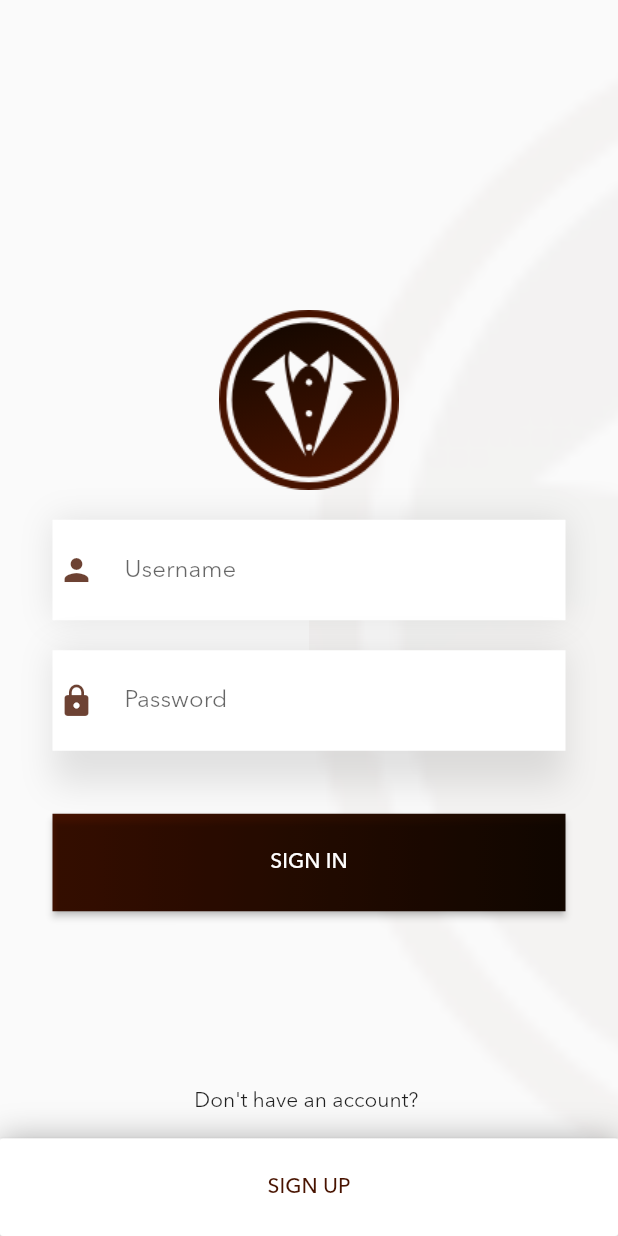
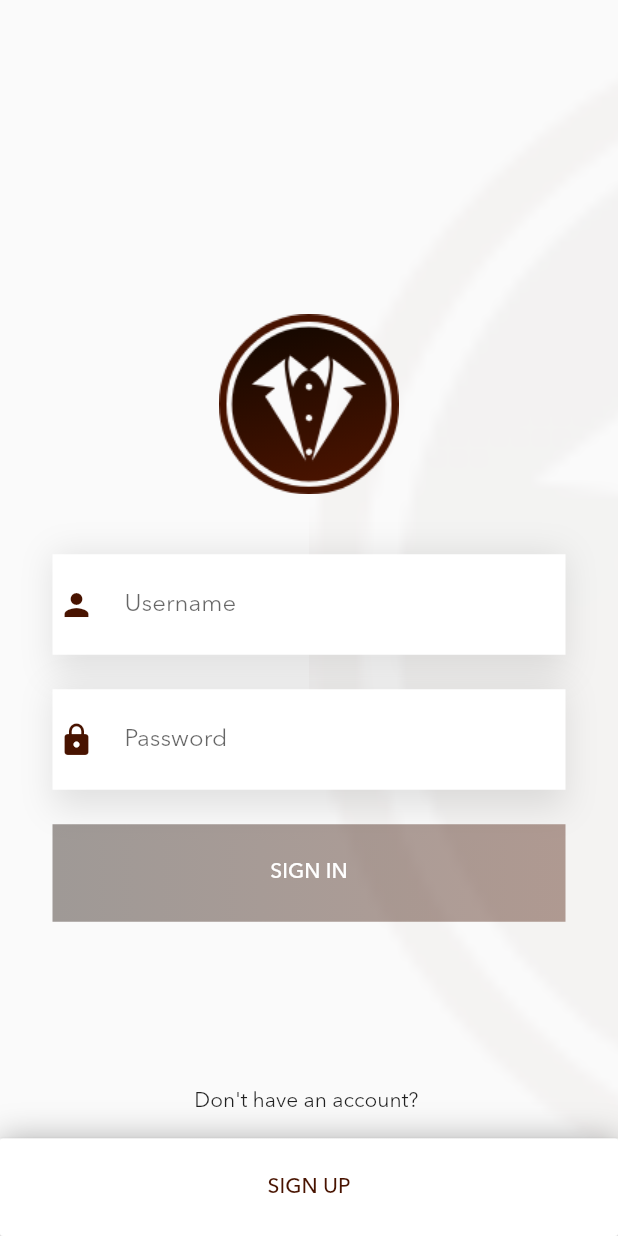
Before and after one commit to shamnex/wears, a Flutter app: the screen it shows after launch, on a phone screen of 412 x 824 dp. Run offline on Flutter 3.47's test engine with Material 2 defaults, Android fonts, the phone set to English and light mode, and no system bars; our stand-ins replace rxdart.

Commit message:
Refactored Login Screen

```diff
--- a/lib/src/app.dart
+++ b/lib/src/app.dart
@@ -1,4 +1,5 @@
 import 'package:flutter/material.dart';
+import 'blocs/login_provider.dart';
 import '../data/constants.dart';
 // import './screens/welcome_screen.dart';
 import './screens/login_screen.dart';
@@ -6,7 +7,7 @@ import './screens/login_screen.dart';
 class App extends StatelessWidget {
   Widget build(BuildContext context) {
     return MaterialApp(
-      home: LoginScreen(),
+      home: LoginProvider(child:LoginScreen()),
       theme: ThemeData(
         iconTheme: IconThemeData(color: AppColors.primary),
         backgroundColor: AppColors.background,
--- /dev/null
+++ b/lib/src/blocs/login_provider.dart
@@ -0,0 +1,17 @@
+import 'package:flutter/material.dart';
+import 'login_bloc.dart';
+
+class LoginProvider extends InheritedWidget {
+  LoginProvider({Key key, Widget child}) : super(key: key, child: child);
+
+  updateShouldNotify(Widget oldWidget) {
+    return true;
+  }
+
+  final bloc = LoginBloc();
+
+  static LoginBloc of(BuildContext context) {
+    return (context.inheritFromWidgetOfExactType(LoginProvider)
+            as LoginProvider).bloc;
+  }
+}
--- a/lib/src/screens/login_screen.dart
+++ b/lib/src/screens/login_screen.dart
@@ -1,9 +1,12 @@
 import 'package:flutter/material.dart';
+import '../blocs/login_provider.dart';
+import '../blocs/login_bloc.dart';
 import '../widgets/buttons.dart';
 
 class LoginScreen extends StatelessWidget {
   @override
   Widget build(BuildContext context) {
+    LoginBloc bloc = LoginProvider.of(context);
     return Material(
         child: Stack(
       children: <Widget>[
@@ -24,9 +27,9 @@ class LoginScreen extends StatelessWidget {
             mainAxisAlignment: MainAxisAlignment.center,
             children: <Widget>[
               Image.asset("assets/graphics/logo_color.png"),
-              buildUsername(context),
-              buildPassword(context),
-              DefaultButton("SIGN IN", 10.0, () {}),
+              buildUsername(bloc),
+              buildPassword(bloc),
+              builtButton(bloc)
             ],
           ),
         ),
@@ -41,21 +44,27 @@ class LoginScreen extends StatelessWidget {
     ));
   }
 
-  Widget buildUsername(context) {
+  Widget buildUsername(LoginBloc bloc) {
+    return StreamBuilder(
+      stream: bloc.username$,
+      builder: (BuildContext context, AsyncSnapshot<String> snapshot) {
         return Container(
-      margin: EdgeInsets.symmetric(vertical: 20.0),
-
+          height: 80.0,
+          margin: EdgeInsets.fromLTRB(0.0, 40.0, 0.0, 10.0),
           decoration: BoxDecoration(
             // border: Border.all(color: Colors.red, width: 0.5),
             boxShadow: [
               BoxShadow(
-              color: Colors.black.withOpacity(0.1),
+                  color: snapshot.hasError
+                      ? Colors.red.withOpacity(0.1)
+                      : Colors.black.withOpacity(0.1),
                   spreadRadius: 0.0,
                   offset: Offset.zero,
                   blurRadius: 18.0),
             ],
           ),
           child: TextField(
+            onChanged: bloc.changeUsername$,
             keyboardType: TextInputType.text,
             decoration: InputDecoration(
                 contentPadding: const EdgeInsets.symmetric(
@@ -65,31 +74,42 @@ class LoginScreen extends StatelessWidget {
                 border: InputBorder.none,
                 filled: true,
                 fillColor: Colors.white,
+                errorText: snapshot.error,
+                errorStyle: TextStyle(),
                 hintText: 'Username',
                 prefixIcon: Padding(
                   padding: EdgeInsets.only(right: 16.0),
                   child: Icon(
                     Icons.person,
-                color: Theme.of(context).primaryColor.withOpacity(0.8),
+                    color: snapshot.hasError
+                        ? Colors.red
+                        : Theme.of(context).primaryColor,
                   ),
                 )),
           ),
         );
+      },
+    );
   }
 
-  Widget buildPassword(context) {
+  Widget buildPassword(LoginBloc bloc) {
+    return StreamBuilder(
+      stream: bloc.password$,
+      builder: (BuildContext context, AsyncSnapshot<String> snapshot) {
         return Container(
+          height: 80.0,
           margin: EdgeInsets.only(bottom: 10.0),
           decoration: BoxDecoration(boxShadow: [
             BoxShadow(
-          color: Colors.black.withOpacity(0.1),
+                color: snapshot.hasError
+                    ? Colors.red.withOpacity(0.1)
+                    : Colors.black.withOpacity(0.1),
                 spreadRadius: 0.0,
                 offset: Offset.zero,
-          blurRadius: 18.0,
-        ),
+                blurRadius: 18.0),
           ]),
           child: TextField(
-        // onChanged: ,
+            onChanged: bloc.changePassword$,
             keyboardType: TextInputType.text,
             obscureText: true,
             decoration: InputDecoration(
@@ -97,21 +117,39 @@ class LoginScreen extends StatelessWidget {
                 vertical: 24.0,
                 horizontal: 16.0,
               ),
-          errorText: "",
+              errorText: snapshot.error,
               border: InputBorder.none,
-
               filled: true,
               fillColor: Colors.white,
               hintText: 'Password',
+              hintStyle: TextStyle(),
               prefixIcon: Padding(
                 padding: EdgeInsets.only(right: 16.0),
                 child: Icon(
                   Icons.lock,
-              color: Theme.of(context).primaryColor.withOpacity(0.8),
+                  color: snapshot.hasError
+                      ? Colors.red
+                      : Theme.of(context).primaryColor,
                 ),
               ),
             ),
           ),
         );
+      },
+    );
+  }
+
+  Widget builtButton(LoginBloc bloc) {
+    return StreamBuilder(
+      stream: bloc.submitValid,
+      builder: (context, AsyncSnapshot<bool> snapshot) {
+
+        return DefaultButton(
+          text: Text("SIGN IN"),
+          onPressed: snapshot.hasData ? bloc.submit : null,
+          isDisabled: !snapshot.hasData,
+        );
+      },
+    );
   }
 }
--- a/lib/src/widgets/buttons.dart
+++ b/lib/src/widgets/buttons.dart
@@ -7,20 +7,20 @@ class OutLineButton extends StatelessWidget {
 
   @override
   Widget build(BuildContext context) {
-    return  InkWell(
+    return InkWell(
       highlightColor: Colors.red,
       onTap: () => _onTap(),
-      child:  Container(
+      child: Container(
         height: 70.0,
         width: MediaQuery.of(context).size.width,
-        padding:  EdgeInsets.all(28.0),
-        decoration:  BoxDecoration(
-          border:  Border.all(color: Colors.white, width: 2.0),
+        padding: EdgeInsets.all(28.0),
+        decoration: BoxDecoration(
+          border: Border.all(color: Colors.white, width: 2.0),
         ),
-        child:  Center(
-          child:  Text(
+        child: Center(
+          child: Text(
             _buttonText,
-            style:  TextStyle(
+            style: TextStyle(
               color: Colors.white,
               fontSize: 14.0,
             ),
@@ -32,31 +32,39 @@ class OutLineButton extends StatelessWidget {
 }
 
 class DefaultButton extends StatelessWidget {
-  final String _buttonText;
-  final VoidCallback _onTap;
-  final double _marginTopBottom;
-  DefaultButton(this._buttonText, this._marginTopBottom, this._onTap);
+  final Widget text;
+  final Function onPressed;
+  final bool isDisabled;
+
+  DefaultButton({this.text, this.onPressed, this.isDisabled});
 
   @override
   Widget build(BuildContext context) {
-    return  Padding(
-      padding:  EdgeInsets.symmetric(vertical: _marginTopBottom),
-      child:  Container(
-        decoration:  BoxDecoration(
-            gradient:  LinearGradient(
+    return Container(
+      decoration: BoxDecoration(
+        gradient: LinearGradient(
           begin: Alignment.centerLeft,
           end: Alignment.centerRight,
-                colors: [const Color(0xFF481300), const Color(0xFF160800)])),
-        child:  MaterialButton(
+          colors: isDisabled
+              ? [
+                  const Color(0xFF160800).withOpacity(0.4),
+                  const Color(0xFF481300).withOpacity(0.4),
+                ]
+              : [
+                  const Color(0xFF160800),
+                  const Color(0xFF481300),
+                ],
+        ),
+      ),
+      child: MaterialButton(
         color: Colors.transparent,
         textColor: Colors.white,
         minWidth: MediaQuery.of(context).size.width,
         padding: const EdgeInsets.all(10.0),
         height: 65.0,
         textTheme: ButtonTextTheme.accent,
-          child:  Text(_buttonText),
-          onPressed: () => _onTap(),
-        ),
+        child: text,
+        onPressed: onPressed,
       ),
     );
   }
@@ -69,10 +77,10 @@ class WhiteButton extends StatelessWidget {
 
   @override
   Widget build(BuildContext context) {
-    return  Padding(
-      padding:  EdgeInsets.symmetric(vertical: 16.0),
-      child:  Container(
-        decoration:  BoxDecoration(
+    return Padding(
+      padding: EdgeInsets.symmetric(vertical: 16.0),
+      child: Container(
+        decoration: BoxDecoration(
             boxShadow: [
               BoxShadow(
                   color: Colors.black.withOpacity(0.3),
@@ -80,18 +88,18 @@ class WhiteButton extends StatelessWidget {
                   offset: Offset.zero,
                   blurRadius: 18.0)
             ],
-            gradient:  LinearGradient(
+            gradient: LinearGradient(
                 begin: Alignment.centerLeft,
                 end: Alignment.centerRight,
                 colors: [Colors.white, Colors.white])),
-        child:  MaterialButton(
+        child: MaterialButton(
           color: Colors.white,
           textColor: const Color(0xFF481300),
           minWidth: MediaQuery.of(context).size.width,
           padding: const EdgeInsets.all(10.0),
           height: 65.0,
           textTheme: ButtonTextTheme.accent,
-          child:  Text(_buttonText),
+          child: Text(_buttonText),
           onPressed: () => _onTap,
         ),
       ),
--- a/pubspec.yaml
+++ b/pubspec.yaml
@@ -8,15 +8,11 @@ dependencies:
   # The following adds the Cupertino Icons font to your application.
   # Use with the CupertinoIcons class for iOS style icons.
   cupertino_icons: ^0.1.0
-  scoped_model: "^0.2.0"
-
-
+  rxdart: ^0.16.7
 
 dev_dependencies:
   flutter_test:
     sdk: flutter
-
-
 
 # For information on the generic Dart part of this file, see the
 # following page: https://www.dartlang.org/tools/pub/pubspec
```
Also changed, not shown: lib/src/blocs/input_validators.dart (added, +26 -0 lines), lib/src/blocs/login_bloc.dart (+22 -26 lines), lib/src/screens/home_screen.dart (renamed from lib/pages/mainpage/home/home_screen.dart), pubspec.lock. Lines whose indentation alone changed are shown as unchanged.
